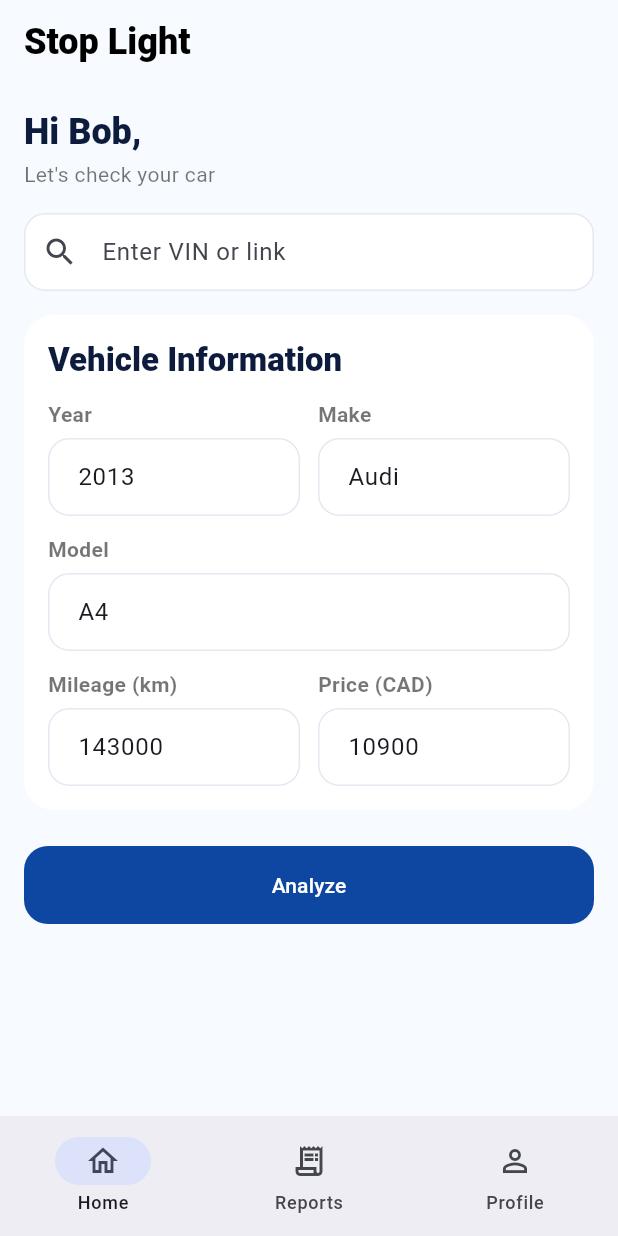
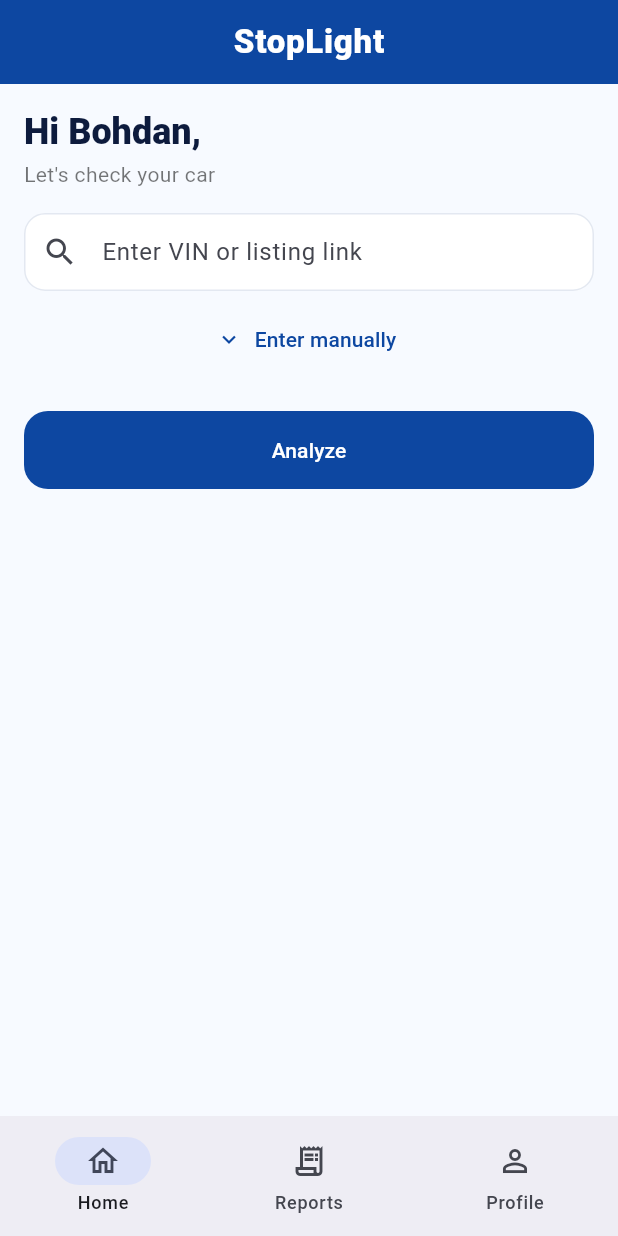
Before and after one commit to BogdanGord/StopLightApplication, a Flutter app: the screen it shows after launch, on a phone screen of 412 x 824 dp. Run offline on Flutter 3.47's test engine with Material 3 defaults, Android fonts, the phone set to English and light mode, and no system bars.

Commit message:
added loading overlay&top bar

```diff
--- a/stop_light_app/lib/features/home/home_page.dart
+++ b/stop_light_app/lib/features/home/home_page.dart
@@ -1,5 +1,6 @@
 import 'package:flutter/material.dart';
 import '../report/report_page.dart';
+import '../widgets/loading_overlay.dart';
 
 class HomePage extends StatefulWidget {
   const HomePage({super.key});
@@ -9,101 +10,182 @@
 }
 
 class _HomePageState extends State<HomePage> {
-  final _vin = TextEditingController();
-  final _year = TextEditingController(text: '2013');
-  final _make = TextEditingController(text: 'Audi');
-  final _model = TextEditingController(text: 'A4');
-  final _mileage = TextEditingController(text: '143000');
-  final _price = TextEditingController(text: '10900');
+  final _vinOrLink = TextEditingController();
+  final _year = TextEditingController();
+  final _make = TextEditingController();
+  final _model = TextEditingController();
+  final _mileage = TextEditingController();
+  final _price = TextEditingController();
 
+  bool _showManual = false;
   int _navIndex = 0;
+
+  // in HomePage state
+  bool _isLoading = false;
+
+  Future<void> _onAnalyze() async {
+    setState(() => _isLoading = true);
+
+    // Simulate AI/backend analysis (3 seconds)
+    await Future.delayed(const Duration(seconds: 3));
+
+    if (!mounted) return;
+    setState(() => _isLoading = false);
+
+    // Navigate to ReportPage
+    Navigator.of(context).push(MaterialPageRoute(
+      builder: (_) => ReportPage(
+        vin: _vinOrLink.text.trim().isEmpty ? null : _vinOrLink.text.trim(),
+        year: int.tryParse(_year.text.trim()) ?? 0,
+        make: _make.text.trim(),
+        model: _model.text.trim(),
+        mileageKm: int.tryParse(_mileage.text.trim()) ?? 0,
+        priceCad: int.tryParse(_price.text.trim()) ?? 0,
+      ),
+    ));
+  }
 
   @override
   Widget build(BuildContext context) {
     return Scaffold(
-      appBar: AppBar(title: const Text('Stop Light')),
+      appBar: AppBar(
+        backgroundColor: const Color(0xFF0D47A1), // deep blue
+        title: const Text(
+          "StopLight",
+          style: TextStyle(
+            color: Colors.white,
+            fontWeight: FontWeight.w800,
+            fontSize: 22,
+            letterSpacing: 0.5,
+          ),
+        ),
+        centerTitle: true,
+      ),
       body: SafeArea(
-        child: ListView(
-          padding: const EdgeInsets.fromLTRB(16, 8, 16, 24),
-          children: [
-            const SizedBox(height: 8),
-            Text('Hi Bob,', style: Theme.of(context).textTheme.headlineSmall?.copyWith(
-                fontWeight: FontWeight.w800, color: const Color(0xFF0D1B3D))),
-            const SizedBox(height: 2),
-            const Text("Let's check your car", style: TextStyle(color: Colors.black54)),
-            const SizedBox(height: 16),
-            TextField(
-              controller: _vin,
-              decoration: const InputDecoration(
-                prefixIcon: Icon(Icons.search),
-                hintText: 'Enter VIN or link',
+        child: LoadingOverlay(
+          isLoading: _isLoading,
+          message: "Analyzing with AI…",
+          child: ListView(
+            padding: const EdgeInsets.fromLTRB(16, 8, 16, 24),
+            children: [
+              const SizedBox(height: 8),
+              Text(
+                "Hi Bohdan,",
+                style: Theme.of(context).textTheme.headlineSmall?.copyWith(
+                    fontWeight: FontWeight.w800,
+                    color: const Color(0xFF0D1B3D)),
               ),
-            ),
-            const SizedBox(height: 16),
-            Card(
-              child: Padding(
-                padding: const EdgeInsets.all(16),
-                child: Column(
-                  crossAxisAlignment: CrossAxisAlignment.start,
-                  children: [
-                    Text('Vehicle Information',
-                        style: Theme.of(context).textTheme.titleLarge?.copyWith(
-                            fontWeight: FontWeight.w800, color: const Color(0xFF0D1B3D))),
-                    const SizedBox(height: 12),
-                    Row(
+              const SizedBox(height: 2),
+              const Text("Let's check your car",
+                  style: TextStyle(color: Colors.black54)),
+              const SizedBox(height: 16),
+
+              // VIN / Link field
+              TextField(
+                controller: _vinOrLink,
+                decoration: const InputDecoration(
+                  prefixIcon: Icon(Icons.search),
+                  hintText: "Enter VIN or listing link",
+                ),
+              ),
+              const SizedBox(height: 8),
+
+              // Toggle button for manual entry
+              TextButton.icon(
+                onPressed: () {
+                  setState(() => _showManual = !_showManual);
+                },
+                icon: Icon(_showManual ? Icons.expand_less : Icons.expand_more),
+                label:
+                    Text(_showManual ? "Hide manual entry" : "Enter manually"),
+              ),
+
+              // Expandable manual entry card
+              AnimatedCrossFade(
+                duration: const Duration(milliseconds: 250),
+                crossFadeState: _showManual
+                    ? CrossFadeState.showFirst
+                    : CrossFadeState.showSecond,
+                firstChild: Card(
+                  child: Padding(
+                    padding: const EdgeInsets.all(16),
+                    child: Column(
+                      crossAxisAlignment: CrossAxisAlignment.start,
                       children: [
-                        Expanded(child: _LabeledField(label: 'Year', controller: _year, keyboardType: TextInputType.number)),
-                        const SizedBox(width: 12),
-                        Expanded(child: _LabeledField(label: 'Make', controller: _make)),
+                        Text("Vehicle Information",
+                            style: Theme.of(context)
+                                .textTheme
+                                .titleLarge
+                                ?.copyWith(
+                                    fontWeight: FontWeight.w800,
+                                    color: const Color(0xFF0D1B3D))),
+                        const SizedBox(height: 12),
+                        Row(
+                          children: [
+                            Expanded(
+                                child: _LabeledField(
+                                    label: "Year",
+                                    controller: _year,
+                                    keyboardType: TextInputType.number)),
+                            const SizedBox(width: 12),
+                            Expanded(
+                                child: _LabeledField(
+                                    label: "Make", controller: _make)),
+                          ],
+                        ),
+                        const SizedBox(height: 12),
+                        _LabeledField(label: "Model", controller: _model),
+                        const SizedBox(height: 12),
+                        Row(
+                          children: [
+                            Expanded(
+                                child: _LabeledField(
+                                    label: "Mileage (km)",
+                                    controller: _mileage,
+                                    keyboardType: TextInputType.number)),
+                            const SizedBox(width: 12),
+                            Expanded(
+                                child: _LabeledField(
+                                    label: "Price (CAD)",
+                                    controller: _price,
+                                    keyboardType: TextInputType.number)),
+                          ],
+                        ),
                       ],
                     ),
-                    const SizedBox(height: 12),
-                    _LabeledField(label: 'Model', controller: _model),
-                    const SizedBox(height: 12),
-                    Row(
-                      children: [
-                        Expanded(child: _LabeledField(label: 'Mileage (km)', controller: _mileage, keyboardType: TextInputType.number)),
-                        const SizedBox(width: 12),
-                        Expanded(child: _LabeledField(label: 'Price (CAD)', controller: _price, keyboardType: TextInputType.number)),
-                      ],
-                    ),
-                  ],
+                  ),
+                ),
+                secondChild: const SizedBox.shrink(),
+              ),
+
+              const SizedBox(height: 24),
+
+              // Analyze button
+              SizedBox(
+                width: double.infinity,
+                child: FilledButton(
+                  style: FilledButton.styleFrom(
+                    padding: const EdgeInsets.symmetric(vertical: 16),
+                    shape: RoundedRectangleBorder(
+                        borderRadius: BorderRadius.circular(16)),
+                  ),
+                  onPressed: _onAnalyze,
+                  child: const Text("Analyze"),
                 ),
               ),
-            ),
-            const SizedBox(height: 24),
-            SizedBox(
-              width: double.infinity,
-              child: FilledButton(
-                style: FilledButton.styleFrom(
-                  padding: const EdgeInsets.symmetric(vertical: 16),
-                  shape: RoundedRectangleBorder(borderRadius: BorderRadius.circular(16)),
-                ),
-                onPressed: () {
-                  Navigator.of(context).push(MaterialPageRoute(
-                    builder: (_) => ReportPage(
-                      vin: _vin.text.trim().isEmpty ? null : _vin.text.trim(),
-                      year: int.tryParse(_year.text.trim()) ?? 0,
-                      make: _make.text.trim(),
-                      model: _model.text.trim(),
-                      mileageKm: int.tryParse(_mileage.text.trim()) ?? 0,
-                      priceCad: int.tryParse(_price.text.trim()) ?? 0,
-                    ),
-                  ));
-                },
-                child: const Text('Analyze'),
-              ),
-            ),
-          ],
+            ],
+          ),
         ),
       ),
       bottomNavigationBar: NavigationBar(
         selectedIndex: _navIndex,
         onDestinationSelected: (i) => setState(() => _navIndex = i),
         destinations: const [
-          NavigationDestination(icon: Icon(Icons.home_outlined), label: 'Home'),
-          NavigationDestination(icon: Icon(Icons.receipt_long_outlined), label: 'Reports'),
-          NavigationDestination(icon: Icon(Icons.person_outline), label: 'Profile'),
+          NavigationDestination(icon: Icon(Icons.home_outlined), label: "Home"),
+          NavigationDestination(
+              icon: Icon(Icons.receipt_long_outlined), label: "Reports"),
+          NavigationDestination(
+              icon: Icon(Icons.person_outline), label: "Profile"),
         ],
       ),
     );
@@ -114,14 +196,17 @@
   final String label;
   final TextEditingController controller;
   final TextInputType? keyboardType;
-  const _LabeledField({required this.label, required this.controller, this.keyboardType});
+  const _LabeledField(
+      {required this.label, required this.controller, this.keyboardType});
 
   @override
   Widget build(BuildContext context) {
     return Column(
       crossAxisAlignment: CrossAxisAlignment.start,
       children: [
-        Text(label, style: const TextStyle(color: Colors.black54, fontWeight: FontWeight.w600)),
+        Text(label,
+            style: const TextStyle(
+                color: Colors.black54, fontWeight: FontWeight.w600)),
         const SizedBox(height: 6),
         TextField(controller: controller, keyboardType: keyboardType),
       ],
--- /dev/null
+++ b/stop_light_app/lib/features/widgets/loading_overlay.dart
@@ -0,0 +1,144 @@
+import 'dart:ui';
+import 'package:flutter/material.dart';
+
+class LoadingOverlay extends StatelessWidget {
+  final bool isLoading;
+  final Widget child;
+  final String? message;
+
+  const LoadingOverlay({
+    super.key,
+    required this.isLoading,
+    required this.child,
+    this.message,
+  });
+
+  @override
+  Widget build(BuildContext context) {
+    return Stack(
+      children: [
+        // Main content
+        child,
+
+        // Blur + overlay
+        if (isLoading) ...[
+          // Blur the background
+          Positioned.fill(
+            child: BackdropFilter(
+              filter: ImageFilter.blur(sigmaX: 8, sigmaY: 8),
+              child: const SizedBox.expand(),
+            ),
+          ),
+          // Dim layer + spinner
+          Positioned.fill(
+            child: Container(
+              color: Colors.black.withOpacity(0.25),
+              alignment: Alignment.center,
+              child: _OverlayContent(message: message),
+            ),
+          ),
+        ],
+      ],
+    );
+  }
+}
+
+class _OverlayContent extends StatelessWidget {
+  final String? message;
+  const _OverlayContent({this.message});
+
+  @override
+  Widget build(BuildContext context) {
+    final theme = Theme.of(context);
+    return Column(
+      mainAxisSize: MainAxisSize.min,
+      children: [
+        const StopLightSpinner(),
+        if (message != null) ...[
+          const SizedBox(height: 16),
+          Text(
+            message!,
+            style: theme.textTheme.titleMedium?.copyWith(
+              color: Colors.white,
+              fontWeight: FontWeight.w700,
+            ),
+            textAlign: TextAlign.center,
+          ),
+        ],
+      ],
+    );
+  }
+}
+
+/// Simple “stop light” spinner with three animated dots (red / yellow / green).
+class StopLightSpinner extends StatefulWidget {
+  const StopLightSpinner({super.key});
+
+  @override
+  State<StopLightSpinner> createState() => _StopLightSpinnerState();
+}
+
+class _StopLightSpinnerState extends State<StopLightSpinner>
+    with SingleTickerProviderStateMixin {
+  late final AnimationController _c;
+
+  @override
+  void initState() {
+    super.initState();
+    _c = AnimationController(
+      vsync: this,
+      duration: const Duration(milliseconds: 1200),
+    )..repeat();
+  }
+
+  @override
+  void dispose() {
+    _c.dispose();
+    super.dispose();
+  }
+
+  @override
+  Widget build(BuildContext context) {
+    const colors = [Color(0xFFC62828), Color(0xFFF9A825), Color(0xFF2E7D32)];
+    return SizedBox(
+      height: 72,
+      child: Row(
+        mainAxisSize: MainAxisSize.min,
+        children: List.generate(3, (i) {
+          return AnimatedBuilder(
+            animation: _c,
+            builder: (_, __) {
+              // phase offset per dot
+              final t = (_c.value + i / 3) % 1.0;
+              // scale 0.7 -> 1.0 -> 0.7
+              final scale = 0.7 + 0.3 * (1 - (2 * (t - 0.5)).abs());
+              final opacity = 0.5 + 0.5 * (1 - (2 * (t - 0.5)).abs());
+              return Transform.scale(
+                scale: scale,
+                child: Opacity(
+                  opacity: opacity,
+                  child: Container(
+                    width: 16,
+                    height: 16,
+                    margin: const EdgeInsets.symmetric(horizontal: 6),
+                    decoration: BoxDecoration(
+                      color: colors[i],
+                      shape: BoxShape.circle,
+                      boxShadow: [
+                        BoxShadow(
+                          color: colors[i].withOpacity(0.5),
+                          blurRadius: 12,
+                          spreadRadius: 1,
+                        )
+                      ],
+                    ),
+                  ),
+                ),
+              );
+            },
+          );
+        }),
+      ),
+    );
+  }
+}
```
